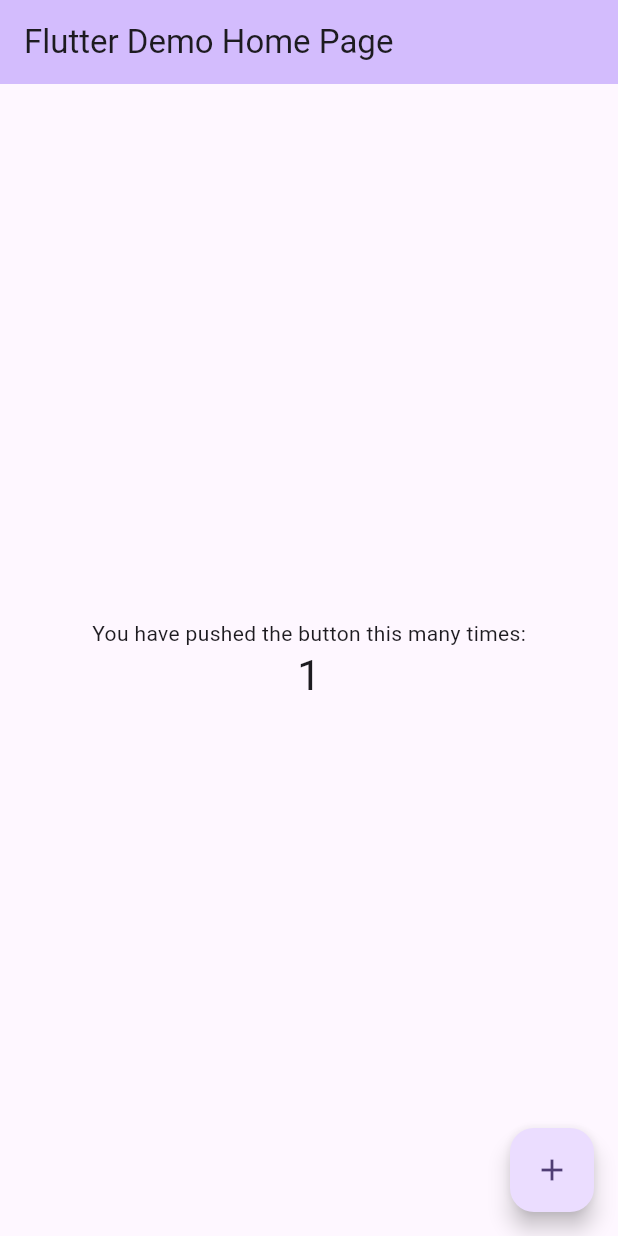
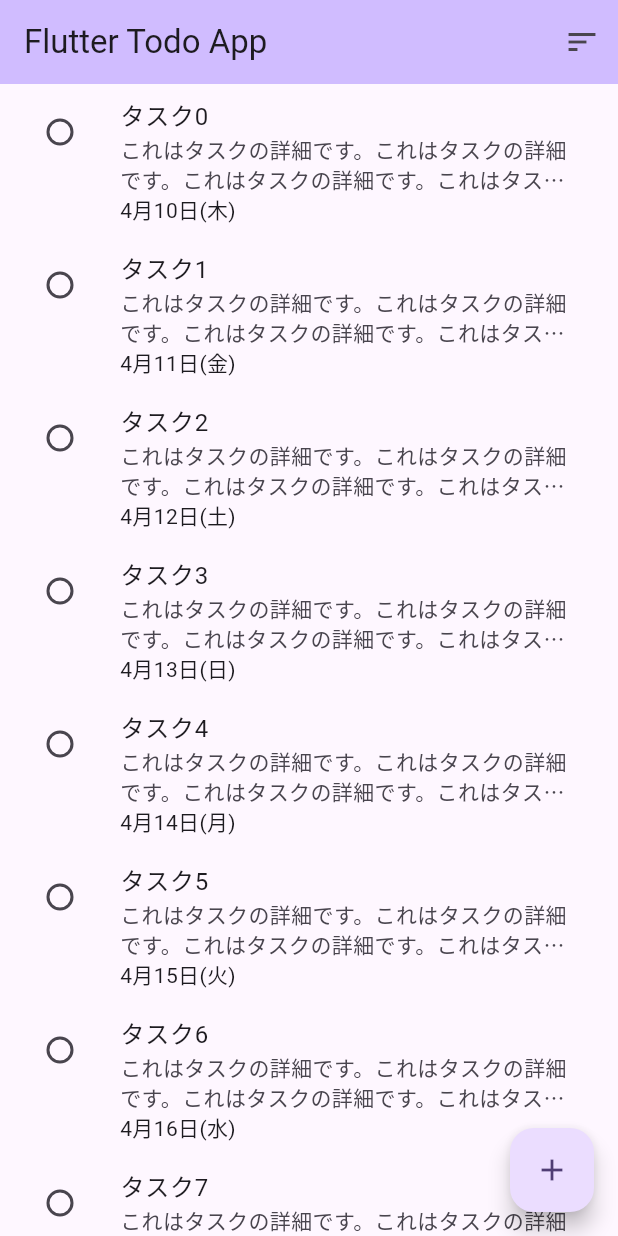
Before and after one commit to abe-tk/flutter-todo-app, a Flutter app: the screen it shows after launch, after a tap on the "add" icon, on a phone screen of 412 x 824 dp. Run offline on Flutter 3.47's test engine with Material 3 defaults, Android fonts, the phone set to English and light mode, and no system bars; our stand-ins replace firebase_core, freezed_annotation, gap, hooks_riverpod; accounts and stored records are empty.

Commit message:
タスク一覧画面のUIを実装

```diff
--- /dev/null
+++ b/lib/app.dart
@@ -0,0 +1,13 @@
+import 'package:flutter/material.dart';
+
+import 'config/theme.dart';
+import 'presentation/page/todo/todo_list_page.dart';
+
+class MyApp extends StatelessWidget {
+  const MyApp({super.key});
+
+  @override
+  Widget build(BuildContext context) {
+    return MaterialApp(theme: lightTheme(), home: const TodoListPage());
+  }
+}
--- a/lib/config/theme.dart
+++ b/lib/config/theme.dart
@@ -5,5 +5,6 @@ ThemeData lightTheme() {
   return theme.copyWith(
     colorScheme: ColorScheme.fromSeed(seedColor: Colors.deepPurple),
     appBarTheme: AppBarTheme(backgroundColor: theme.colorScheme.inversePrimary),
+    checkboxTheme: const CheckboxThemeData(shape: CircleBorder()),
   );
 }
--- a/lib/main.dart
+++ b/lib/main.dart
@@ -1,71 +1,15 @@
-import 'package:firebase_core/firebase_core.dart'; // 追記
+import 'package:firebase_core/firebase_core.dart';
 import 'package:flutter/material.dart';
+import 'package:hooks_riverpod/hooks_riverpod.dart';
+import 'package:intl/date_symbol_data_local.dart';
 
+import 'app.dart';
 import 'config/firebase_options.dart';
 
 Future<void> main() async {
   WidgetsFlutterBinding.ensureInitialized();
   await Firebase.initializeApp(options: DefaultFirebaseOptions.currentPlatform);
-  runApp(const MyApp());
+  await initializeDateFormatting().then(
+    (_) => runApp(const ProviderScope(child: MyApp())),
+  );
 }
-
-class MyApp extends StatelessWidget {
-  const MyApp({super.key});
-
-  @override
-  Widget build(BuildContext context) {
-    return MaterialApp(
-      title: 'Flutter Demo',
-      theme: ThemeData(
-        colorScheme: ColorScheme.fromSeed(seedColor: Colors.deepPurple),
-      ),
-      home: const MyHomePage(title: 'Flutter Demo Home Page'),
-    );
-  }
-}
-
-class MyHomePage extends StatefulWidget {
-  const MyHomePage({super.key, required this.title});
-
-  final String title;
-
-  @override
-  State<MyHomePage> createState() => _MyHomePageState();
-}
-
-class _MyHomePageState extends State<MyHomePage> {
-  var _counter = 0;
-
-  void _incrementCounter() {
-    setState(() {
-      _counter++;
-    });
-  }
-
-  @override
-  Widget build(BuildContext context) {
-    return Scaffold(
-      appBar: AppBar(
-        backgroundColor: Theme.of(context).colorScheme.inversePrimary,
-        title: Text(widget.title),
-      ),
-      body: Center(
-        child: Column(
-          mainAxisAlignment: MainAxisAlignment.center,
-          children: <Widget>[
-            const Text('You have pushed the button this many times:'),
-            Text(
-              '$_counter',
-              style: Theme.of(context).textTheme.headlineMedium,
-            ),
-          ],
-        ),
-      ),
-      floatingActionButton: FloatingActionButton(
-        onPressed: _incrementCounter,
-        tooltip: 'Increment',
-        child: const Icon(Icons.add),
-      ),
-    );
-  }
-}
--- /dev/null
+++ b/lib/presentation/page/todo/todo_list_page.dart
@@ -0,0 +1,64 @@
+import 'package:flutter/material.dart';
+import 'package:gap/gap.dart';
+
+import '../../../feature/todo/domain/entity/todo_entity.dart';
+import 'widget/todo_list_item.dart';
+
+class TodoListPage extends StatelessWidget {
+  const TodoListPage({super.key});
+
+  @override
+  Widget build(BuildContext context) {
+    // TODO(takuro): firestoreから取得するデータに置き換える
+    final todoList = List.generate(10, (int index) {
+      return TodoEntity(
+        id: index.toString(),
+        title: 'タスク$index',
+        description: 'これはタスクの詳細です。これはタスクの詳細です。これはタスクの詳細です。これはタスクの詳細です。',
+        isCompleted: false,
+        dueDate: DateTime(2025, 4, index + 10),
+        sortOrder: index,
+        createdAt: DateTime(2025, 4, index),
+        updatedAt: DateTime(2025, 4, index),
+      );
+    });
+
+    return Scaffold(
+      appBar: AppBar(
+        title: const Text('Flutter Todo App'),
+        actions: [
+          IconButton(
+            icon: const Icon(Icons.sort),
+            onPressed: () {
+              // TODO(takuro): ソート処理
+            },
+          ),
+        ],
+      ),
+      body: ReorderableListView.builder(
+        itemCount: todoList.length,
+        itemBuilder: (context, index) {
+          return Material(
+            key: Key('$index'),
+            child: TodoListItem(todoListItem: todoList[index]),
+          );
+        },
+        onReorder: (int oldIndex, int newIndex) {
+          // TODO(takuro): 並べ替え処理
+          if (oldIndex < newIndex) {
+            newIndex -= 1;
+          }
+          final item = todoList.removeAt(oldIndex);
+          todoList.insert(newIndex, item);
+        },
+        footer: const Gap(80),
+      ),
+      floatingActionButton: FloatingActionButton(
+        onPressed: () {
+          // TODO(takuro): タスク追加処理
+        },
+        child: const Icon(Icons.add),
+      ),
+    );
+  }
+}
--- /dev/null
+++ b/lib/presentation/page/todo/widget/todo_list_item.dart
@@ -0,0 +1,50 @@
+import 'package:flutter/material.dart';
+
+import '../../../../feature/todo/domain/entity/todo_entity.dart';
+import '../../../../util/formatter/date_time_formatter.dart';
+
+class TodoListItem extends StatelessWidget {
+  const TodoListItem({super.key, required this.todoListItem});
+
+  final TodoEntity todoListItem;
+
+  @override
+  Widget build(BuildContext context) {
+    final colorScheme = Theme.of(context).colorScheme;
+    final textTheme = Theme.of(context).textTheme;
+    return ListTile(
+      titleAlignment: ListTileTitleAlignment.top,
+      title: Text(todoListItem.title),
+      subtitle: Column(
+        crossAxisAlignment: CrossAxisAlignment.start,
+        children: [
+          if (todoListItem.description != null)
+            Text(
+              todoListItem.description!,
+              style: textTheme.bodyMedium!.copyWith(
+                color: colorScheme.onSurfaceVariant,
+              ),
+              maxLines: 2,
+              overflow: TextOverflow.ellipsis,
+            ),
+          if (todoListItem.dueDate != null)
+            Text(
+              todoListItem.dueDate!.MMMEd(),
+              style: textTheme.bodyMedium!.copyWith(
+                color: colorScheme.onSurface,
+              ),
+            ),
+        ],
+      ),
+      leading: Checkbox(
+        value: todoListItem.isCompleted,
+        onChanged: (value) {
+          // TODO(takuro): タスク完了処理
+        },
+      ),
+      onTap: () {
+        // TODO(takuro): タスク編集画面への遷移
+      },
+    );
+  }
+}
--- /dev/null
+++ b/lib/util/formatter/date_time_formatter.dart
@@ -0,0 +1,14 @@
+// ignore_for_file: non_constant_identifier_names
+
+import 'package:intl/intl.dart';
+
+// 参考：https://github.com/dart-archive/intl/blob/eb4ab704c4a3c48d957b2a188c6b452051a093a7/lib/date_time_patterns.dart#L2707
+
+extension DateTimeFormatter on DateTime {
+  /// M月d日(EEE)
+  String MMMEd() {
+    final formatter = DateFormat.MMMEd('ja');
+    final formatted = formatter.format(this);
+    return formatted;
+  }
+}
```
Also changed, not shown: 1 other file.
